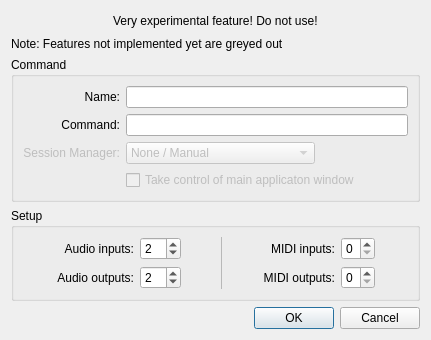
Before: the Qt Designer form resources/ui/carla_add_jack.ui in falkTX/Carla, drawn with Qt 5.
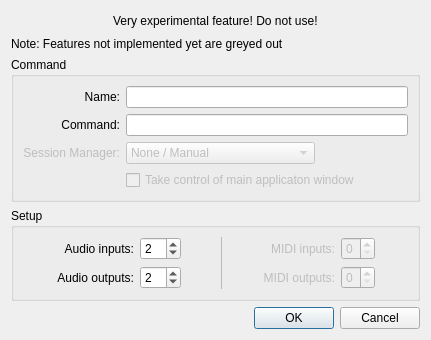
After: the same form once the commit is applied. Icons and pictures are not drawn.

Patch:
```diff
--- a/resources/ui/carla_add_jack.ui
+++ b/resources/ui/carla_add_jack.ui
@@ -315,7 +315,7 @@
       <item row="0" column="6">
        <widget class="QLabel" name="label_7">
         <property name="enabled">
-         <bool>true</bool>
+         <bool>false</bool>
         </property>
         <property name="text">
          <string>MIDI inputs:</string>
@@ -328,7 +328,7 @@
       <item row="0" column="7">
        <widget class="QSpinBox" name="sb_midi_ins">
         <property name="enabled">
-         <bool>true</bool>
+         <bool>false</bool>
         </property>
         <property name="maximum">
          <number>1</number>
@@ -358,7 +358,7 @@
       <item row="1" column="6">
        <widget class="QLabel" name="label_8">
         <property name="enabled">
-         <bool>true</bool>
+         <bool>false</bool>
         </property>
         <property name="text">
          <string>MIDI outputs:</string>
@@ -371,7 +371,7 @@
       <item row="1" column="7">
        <widget class="QSpinBox" name="sb_midi_outs">
         <property name="enabled">
-         <bool>true</bool>
+         <bool>false</bool>
         </property>
         <property name="maximum">
          <number>1</number>
```
